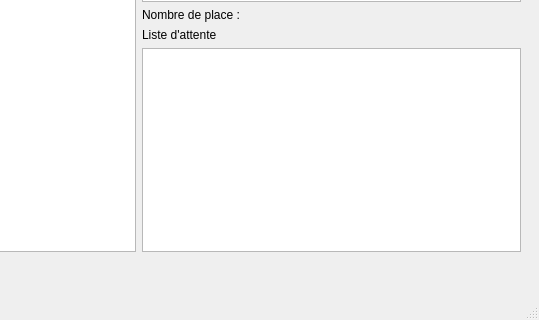
This is Master/mainwindow.ui in ArnaudScheffler/ProjetCPOOA as Qt 5 draws it before an edit; both pictures show x 261 to 800 and y 280 to 600 of the 800 by 600 pixel window. The edited form follows.
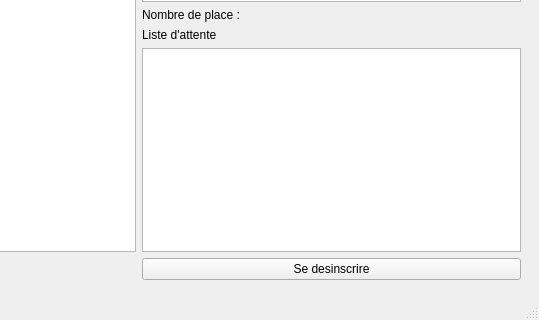
This is the edited form. The open tabs and pages were chosen to show the change.

Commit message: Ajout du bouton desinscription dans l'interface graphique

The edit to the form file:
```diff
--- a/Master/mainwindow.ui
+++ b/Master/mainwindow.ui
@@ -339,6 +339,13 @@
           </property>
          </widget>
         </item>
+        <item row="2" column="1">
+         <widget class="QPushButton" name="SeDesinscrire">
+          <property name="text">
+           <string>Se desinscrire</string>
+          </property>
+         </widget>
+        </item>
        </layout>
       </widget>
      </widget>
```
Left out of the diff: 18 changed lines with no effect on the pictures. The commit also changes 2 other files.
